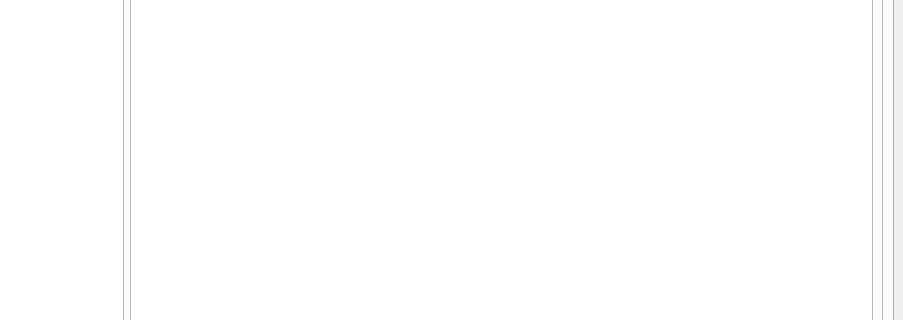
Old version of the form waterapputils/gui/user_interface.ui in the repository jlant/waterapputils; both pictures show x 162 to 1065 and y 335 to 655 of the 1065 by 838 pixel window.
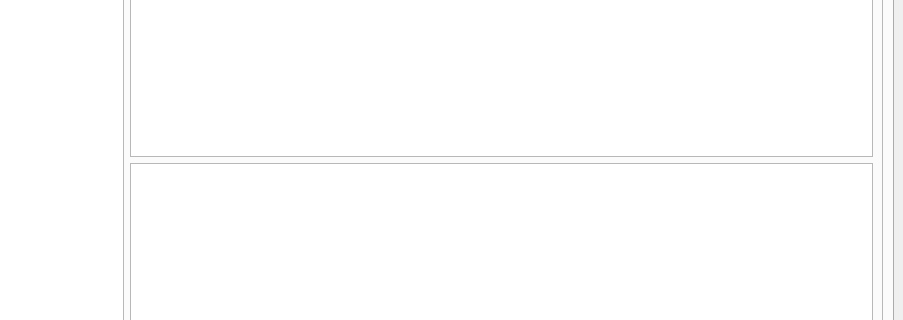
New version of the form. Custom widgets are drawn as their Qt base class.

Commit message: added a second table to watertxt comparison tab

Patch:
```diff
--- a/waterapputils/gui/user_interface.ui
+++ b/waterapputils/gui/user_interface.ui
@@ -238,11 +238,28 @@
             </widget>
            </item>
            <item>
-            <widget class="QTableWidget" name="tab_watertxtcmp_table_widget">
+            <layout class="QVBoxLayout" name="verticalLayout_4">
+             <item>
+              <widget class="QTableWidget" name="tab_watertxtcmp_table_widget1">
+               <property name="editTriggers">
+                <set>QAbstractItemView::NoEditTriggers</set>
+               </property>
              <attribute name="horizontalHeaderDefaultSectionSize">
               <number>160</number>
              </attribute>
             </widget>
+             </item>
+             <item>
+              <widget class="QTableWidget" name="tab_watertxtcmp_table_widget2">
+               <property name="editTriggers">
+                <set>QAbstractItemView::NoEditTriggers</set>
+               </property>
+               <attribute name="horizontalHeaderDefaultSectionSize">
+                <number>160</number>
+               </attribute>
+              </widget>
+             </item>
+            </layout>
            </item>
           </layout>
          </widget>
```
Left out of the diff: 3 changed lines with no effect on the pictures. Lines whose indentation alone changed are shown as unchanged. The commit also changes 2 other files.
